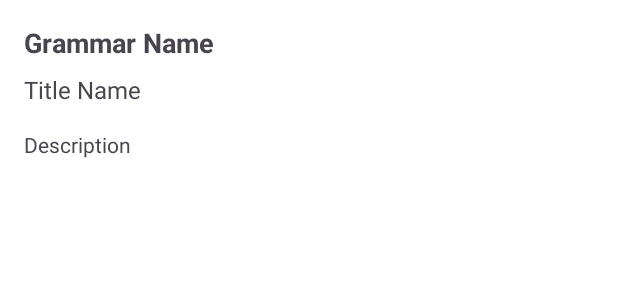
After one commit to sankalpalokuliyanage/learnK, an Android app: the layout activity_grammar_detail.xml on its own in the app's theme, with its tools: preview values and no code run, on a phone screen of 412 x 824 dp. The commit adds this screen. Shown: the top 300 px of the screen. Run offline under Robolectric (Android 15) with nearby library versions, the phone set to English and light mode, and no system bars.

Commit message:
finding errors.

```diff
--- a/app/src/main/AndroidManifest.xml
+++ b/app/src/main/AndroidManifest.xml
@@ -12,11 +12,12 @@
         android:supportsRtl="true"
         android:theme="@style/Theme.LearnKorean"
         tools:targetApi="31">
-
+        <activity
+            android:name=".Activities.GrammarDetailActivity"
+            android:exported="false" />
         <activity
             android:name=".Activities.GrammarLessons"
             android:exported="false" />
-
         <activity
             android:name=".Activities.GrammerListActivity"
             android:exported="false" />
--- /dev/null
+++ b/app/src/main/res/layout/activity_grammar_detail.xml
@@ -0,0 +1,33 @@
+<?xml version="1.0" encoding="utf-8"?>
+<RelativeLayout xmlns:android="http://schemas.android.com/apk/res/android"
+    xmlns:tools="http://schemas.android.com/tools"
+    android:layout_width="match_parent"
+    android:layout_height="match_parent"
+    android:background="@color/white"
+    android:padding="16dp">
+
+    <TextView
+        android:id="@+id/textViewGrammarName"
+        android:layout_width="wrap_content"
+        android:layout_height="wrap_content"
+        android:textSize="18sp"
+        android:textStyle="bold"
+        tools:text="Grammar Name" />
+
+    <TextView
+        android:id="@+id/textViewTitleName"
+        android:layout_below="@id/textViewGrammarName"
+        android:layout_marginTop="8dp"
+        android:layout_width="wrap_content"
+        android:layout_height="wrap_content"
+        android:textSize="16sp"
+        tools:text="Title Name" />
+
+    <TextView
+        android:id="@+id/textViewDescription"
+        android:layout_below="@id/textViewTitleName"
+        android:layout_marginTop="16dp"
+        android:layout_width="wrap_content"
+        android:layout_height="wrap_content"
+        tools:text="Description" />
+</RelativeLayout>
--- a/app/src/main/res/values/strings.xml
+++ b/app/src/main/res/values/strings.xml
@@ -10,5 +10,4 @@
     <string name="close_nav">Close Navigation Drawer</string>
 
 
-
 </resources>
```
Also changed, not shown: app/src/main/java/com/example/learnkorean/Activities/GrammarDetailActivity.java (added, +49 -0 lines), app/src/main/java/com/example/learnkorean/Activities/GrammarLessons.java (+14 -2 lines), app/src/main/java/com/example/learnkorean/adaptor/GrammarAdapter.java (+33 -11 lines), app/src/main/java/com/example/learnkorean/models/GrammarModel.java (+28 -14 lines), app/src/main/res/layout/item_grammar.xml (added, +15 -0 lines).
